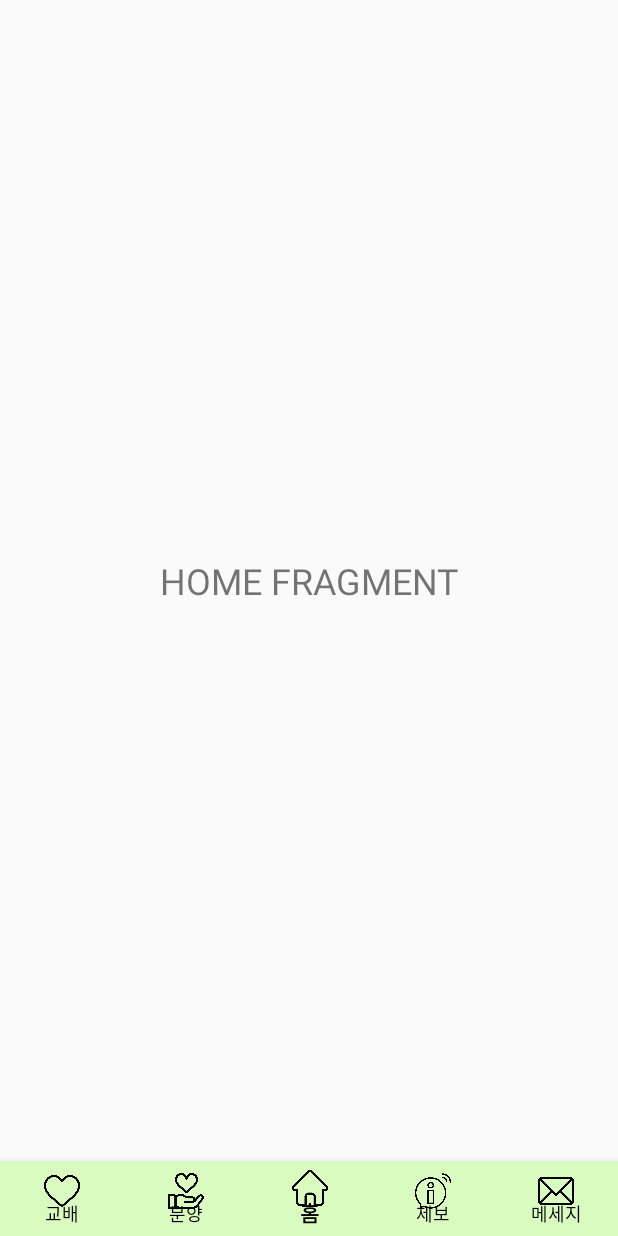
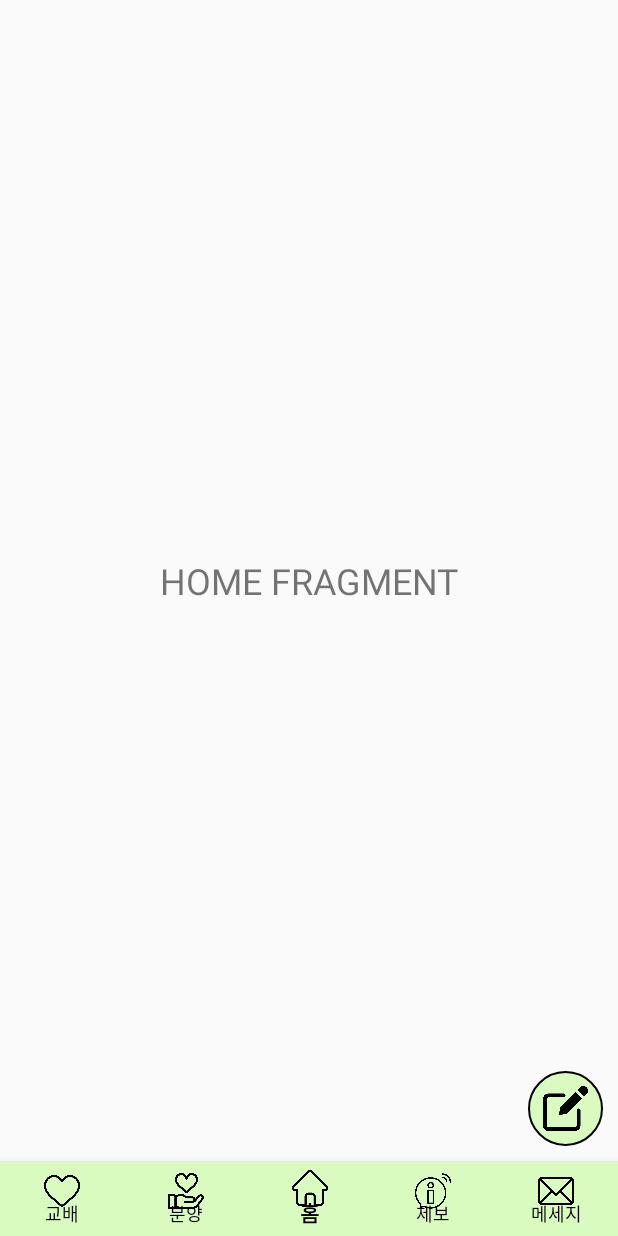
Before and after one commit to K-Graduate/application, an Android app: the MainActivity screen opened directly, with no data from a screen before it, on a phone screen of 412 x 824 dp. Run offline under Robolectric (Android 15) with nearby library versions, the phone set to English and light mode, and no system bars.

Commit message:
글쓰기 버튼 추가

```diff
--- a/KGraduate/app/src/main/AndroidManifest.xml
+++ b/KGraduate/app/src/main/AndroidManifest.xml
@@ -12,7 +12,8 @@
         android:supportsRtl="true"
         android:theme="@style/Theme.KGraduate"
         android:usesCleartextTraffic="true">
-        <activity android:name=".register.RegisterActivity"></activity>
+        <activity android:name=".layouts.WritePostActivity"></activity>
+        <activity android:name=".register.RegisterActivity" />
         <activity android:name=".layouts.SplashActivity">
             <intent-filter>
                 <action android:name="android.intent.action.MAIN" />
--- a/KGraduate/app/src/main/java/com/example/kgraduate/layouts/MainActivity.kt
+++ b/KGraduate/app/src/main/java/com/example/kgraduate/layouts/MainActivity.kt
@@ -2,6 +2,7 @@ package com.example.kgraduate.layouts
 
 
 import android.content.Context
+import android.content.Intent
 import android.content.SharedPreferences
 import androidx.appcompat.app.AppCompatActivity
 import android.os.Bundle
@@ -25,6 +26,11 @@ class MainActivity : AppCompatActivity() {
 
         val prefs : SharedPreferences = getSharedPreferences("Prefs", Context.MODE_PRIVATE)
         Log.d(TAG, "onCreate: ${prefs.getString("token","")}")
+
+        binding.ivBtnWrite.setOnClickListener {
+            val intent = Intent(this,WritePostActivity::class.java)
+            startActivity(intent)
+        }
 
 
         binding.bnvMain.setOnNavigationItemSelectedListener {
--- /dev/null
+++ b/KGraduate/app/src/main/res/drawable/ic_edit_background.xml
@@ -0,0 +1,11 @@
+<?xml version="1.0" encoding="utf-8"?>
+<shape xmlns:android="http://schemas.android.com/apk/res/android"
+    android:shape="oval">
+
+    <solid android:color="@color/green_custom"/>
+    <size android:width="60dp"
+        android:height="60dp"/>
+    <stroke
+        android:width="1dp"
+        android:color="@color/black"/>
+</shape>
--- a/KGraduate/app/src/main/res/layout/activity_main.xml
+++ b/KGraduate/app/src/main/res/layout/activity_main.xml
@@ -21,6 +21,19 @@
         app:layout_constraintTop_toTopOf="parent"
         app:layout_constraintBottom_toTopOf="@id/bnv_main" />
 
+    <ImageView
+        android:id="@+id/iv_btn_write"
+        android:layout_width="50dp"
+        android:layout_height="50dp"
+        android:src="@drawable/edit"
+        android:scaleType="centerCrop"
+        android:padding="10dp"
+        android:background="@drawable/ic_edit_background"
+        app:layout_constraintBottom_toTopOf="@id/bnv_main"
+        app:layout_constraintEnd_toEndOf="parent"
+        android:layout_marginBottom="10dp"
+        android:layout_marginEnd="10dp"/>
+
     <com.google.android.material.bottomnavigation.BottomNavigationView
         android:id="@+id/bnv_main"
         android:layout_width="match_parent"
--- a/KGraduate/app/src/main/res/layout/recycler_post_item.xml
+++ b/KGraduate/app/src/main/res/layout/recycler_post_item.xml
@@ -1,13 +1,13 @@
 <?xml version="1.0" encoding="utf-8"?>
 <androidx.constraintlayout.widget.ConstraintLayout xmlns:android="http://schemas.android.com/apk/res/android"
     android:layout_width="match_parent"
-    android:layout_height="330dp"
+    android:layout_height="360dp"
     xmlns:app="http://schemas.android.com/apk/res-auto">
 
     <androidx.cardview.widget.CardView
         android:id="@+id/cv_recycler"
-        android:layout_width="300dp"
-        android:layout_height="300dp"
+        android:layout_width="340dp"
+        android:layout_height="340dp"
         app:cardBackgroundColor="@color/green_custom"
         app:cardCornerRadius="15dp"
         app:cardElevation="5dp"
```
Also changed, not shown: KGraduate/app/src/main/java/com/example/kgraduate/layouts/WritePostActivity.kt (added, +15 -0 lines), KGraduate/app/src/main/res/layout/activity_write_post.xml (added, +19 -0 lines), KGraduate/app/src/main/res/drawable-v24/edit.png (added).
